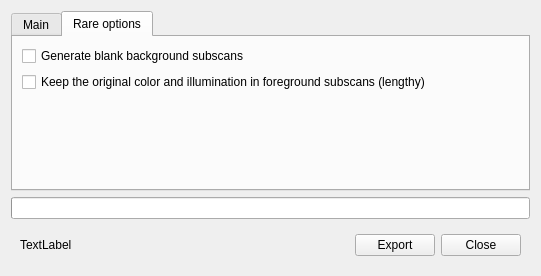
ImageProcessing-ElectronicPublications/scantailor-deviant, file ui/ExportDialog.ui: the form before one commit.
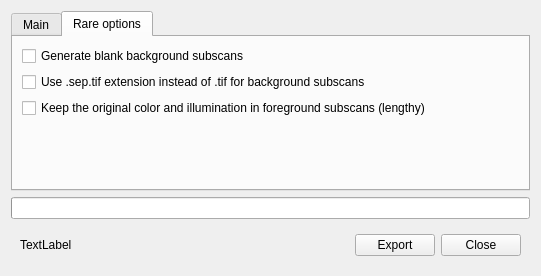
The form after the commit. The open tabs and pages were chosen to show the change.

Commit message:
Option to insert '.sep' suffix for background subscans filenames
In Export To/Rare options
Useful if you want to import them into DjVu Imager

Diff of the .ui file:
```diff
--- a/ui/ExportDialog.ui
+++ b/ui/ExportDialog.ui
@@ -87,6 +87,16 @@
          </property>
         </widget>
        </item>
+       <item>
+        <widget class="QCheckBox" name="UseSepSuffixForPics">
+         <property name="toolTip">
+          <string>For better compatibility with DjVu Imager</string>
+         </property>
+         <property name="text">
+          <string>Use .sep.tif extension instead of .tif for background subscans</string>
+         </property>
+        </widget>
+       </item>
        <item alignment="Qt::AlignTop">
         <widget class="QCheckBox" name="KeepOriginalColorIllumForeSubscans">
          <property name="text">
```
The commit also changes 4 other files.
